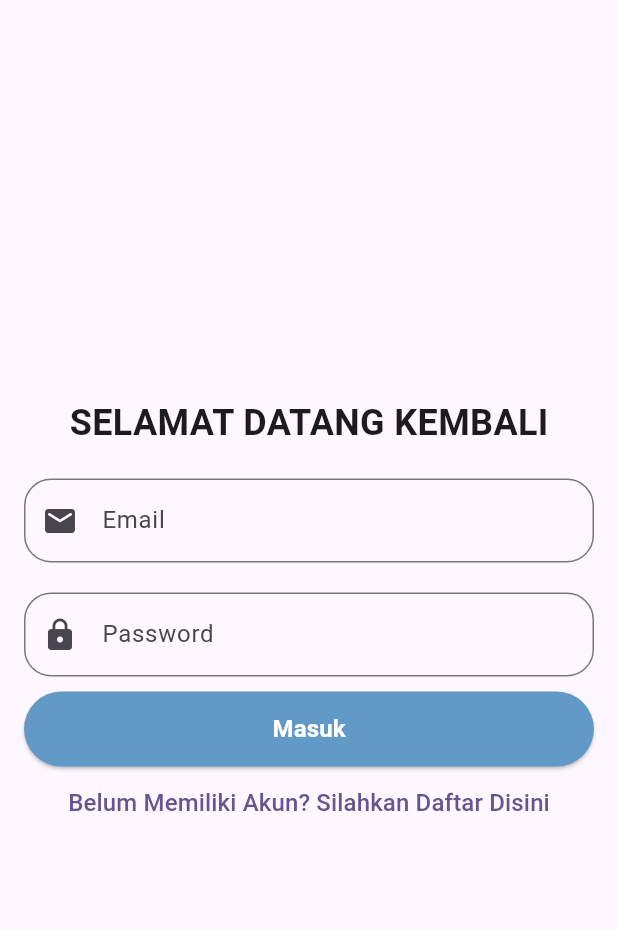
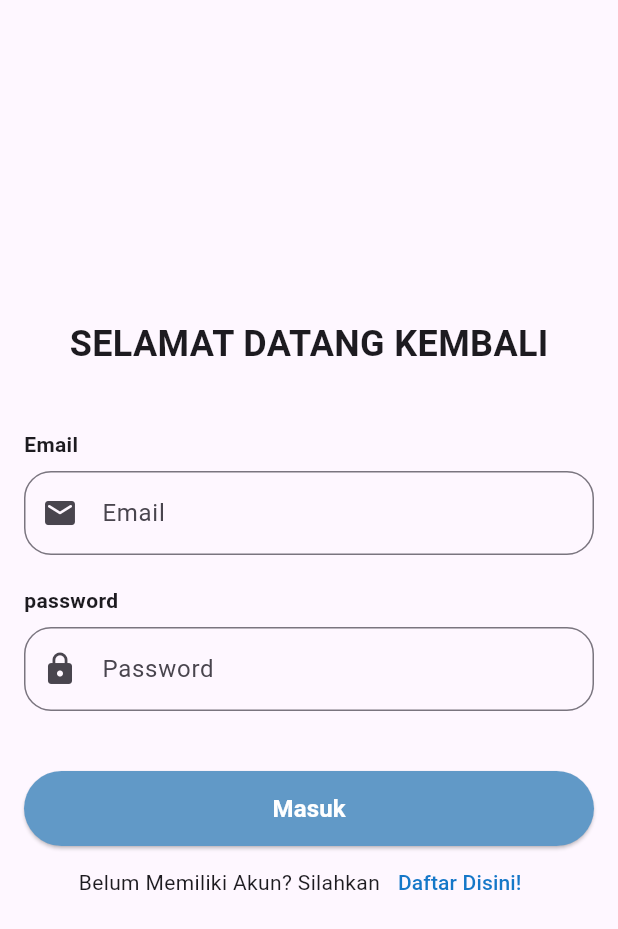
Before and after one commit to iamanggi/20220140123_UCP1Flutter, a Flutter app: the screen it shows after launch, on a phone screen of 412 x 824 dp. Shown: the top 929 px of the screen. Run offline on Flutter 3.47's test engine with Material 3 defaults, Android fonts, the phone set to English and light mode, and no system bars.

Commit message:
memperbaiki tampilan pada halaman login

```diff
--- a/lib/login_page.dart
+++ b/lib/login_page.dart
@@ -37,9 +37,19 @@ class _LoginPageState extends State<LoginPage> {
               ),
 
               Padding(
-                padding: const EdgeInsets.only(top: 20.0),
+                padding: const EdgeInsets.only(top: 40.0),
                 child:
-                TextFormField(
+                Column(
+                  crossAxisAlignment: CrossAxisAlignment.start,
+                  children: [
+                    Text('Email',
+                    style: TextStyle(
+                      // fontSize: 16,
+                      fontWeight: FontWeight.bold
+                    ),),
+                    Padding(
+                      padding: const EdgeInsets.only(top: 8.0),
+                      child: TextFormField(
                         controller: emailController,
                         decoration: InputDecoration(
                           border: OutlineInputBorder(
@@ -56,8 +66,17 @@ class _LoginPageState extends State<LoginPage> {
                         },
                       ),
                     ),
+                  ],
+                ),
+              ),
               Padding(
                 padding: const EdgeInsets.only(top: 20.0),
+                child: Column(
+                  crossAxisAlignment: CrossAxisAlignment.start,
+                  children: [
+                    Text('password', style: TextStyle(fontWeight: FontWeight.bold),),
+                    Padding(
+                      padding: const EdgeInsets.only(top: 8.0),
                       child: TextFormField(
                         controller: passwordController,
                         decoration: InputDecoration(
@@ -76,8 +95,11 @@ class _LoginPageState extends State<LoginPage> {
                         },
                       ),
                     ),
+                  ],
+                ),
+              ),
               Padding(
-                padding: const EdgeInsets.only(top: 10.0),
+                padding: const EdgeInsets.only(top: 40.0),
                 child: SizedBox(
                   width: 500,
                   height: 50,
@@ -104,15 +126,14 @@ class _LoginPageState extends State<LoginPage> {
                   ),
                 ),
               ),
-              TextButton(
-                onPressed: () {
-                  // Navigator.push(context,
-                  // MaterialPageRoute(builder: (context)=> RegisterPage()));
-                },
-                child: Text(
-                  'Belum Memiliki Akun? Silahkan Daftar Disini',
-                  style: TextStyle(fontSize: 16),
-                ),
+              Row(
+                mainAxisAlignment: MainAxisAlignment.center,
+                children: [
+                  Text('Belum Memiliki Akun? Silahkan'),
+                  TextButton(onPressed: (){}
+                  , child: Text('Daftar Disini!',
+                  style: TextStyle(color: const Color.fromARGB(255, 21, 119, 200)),))
+                ],
               )
             ],
           ),
--- a/lib/main.dart
+++ b/lib/main.dart
@@ -1,5 +1,6 @@
 import 'package:flutter/material.dart';
 import 'package:ucp1_flutter/login_page.dart';
+import 'package:ucp1_flutter/register_page.dart';
 
 void main() {
   runApp(const MyApp());
```
Also changed, not shown: lib/register_page.dart (added, +102 -0 lines). Lines whose indentation alone changed are shown as unchanged.
